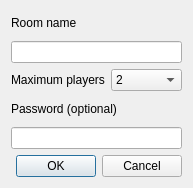
Old version of the form launcher/lobby/lobbyroomrequest_moc.ui in the repository vcmi/vcmi.
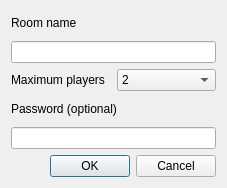
New version of the form.

Commit message: Increased default width of lobby room creation window

Diff of the .ui file:
```diff
--- a/launcher/lobby/lobbyroomrequest_moc.ui
+++ b/launcher/lobby/lobbyroomrequest_moc.ui
@@ -9,7 +9,7 @@
    <rect>
     <x>0</x>
     <y>0</y>
-    <width>193</width>
+    <width>227</width>
     <height>188</height>
    </rect>
   </property>
```
